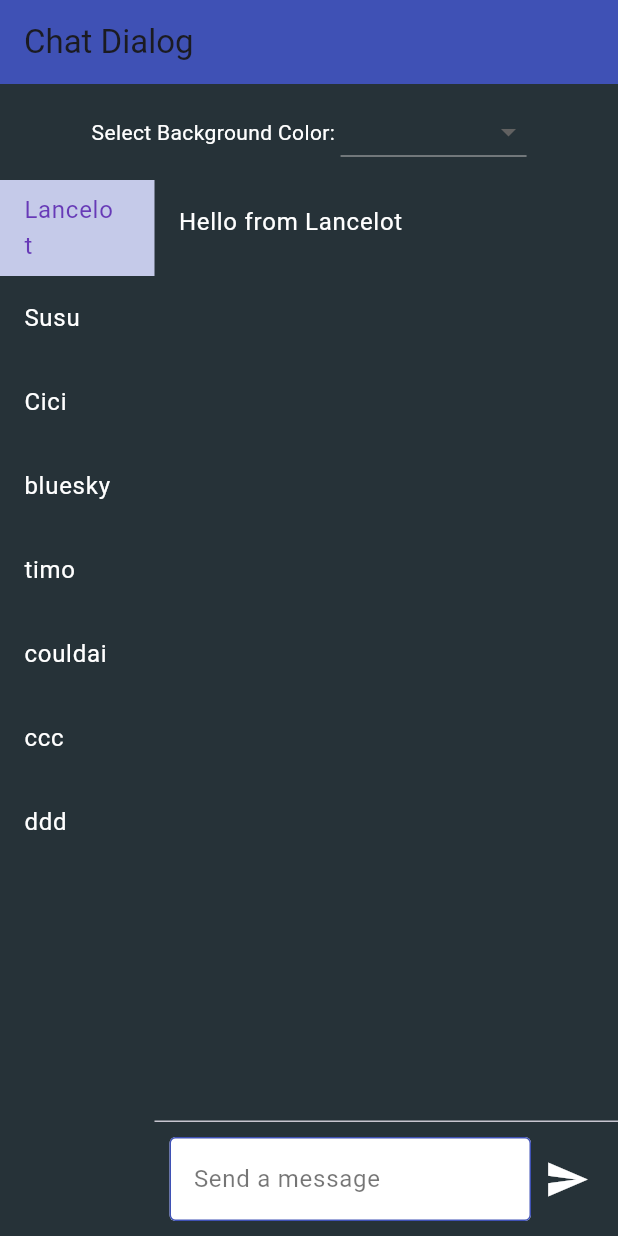
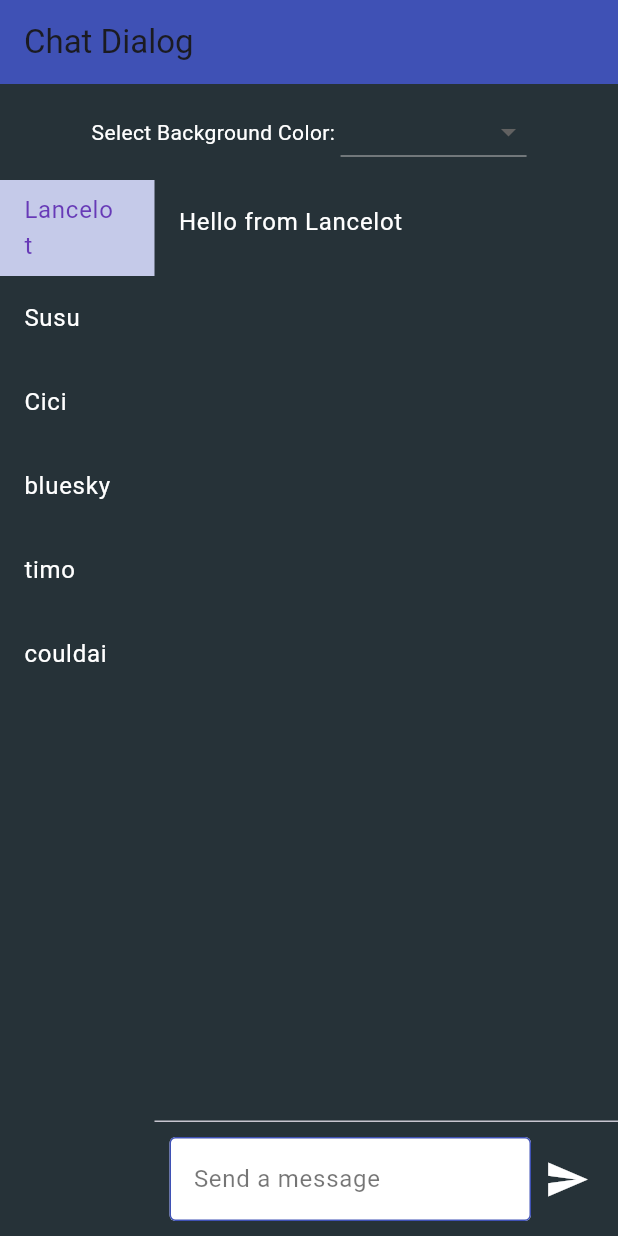
Before and after one commit to could-ai/0197d443-0150-7ce1-b2ca-99f3455ad382, a Flutter app: the screen it shows after launch, on a phone screen of 412 x 824 dp. Run offline on Flutter 3.47's test engine with Material 3 defaults, Android fonts, the phone set to English and light mode, and no system bars.

Commit message:
AI Assistant: Update lib/main.dart

```diff
--- a/usr/lib/main.dart
+++ b/usr/lib/main.dart
@@ -36,8 +36,6 @@ class _ChatScreenState extends State<ChatScreen> {
     'bluesky': ['Hello from Bluesky'],
     'timo': ['Hello from Timo'],
     'couldai': ['Hello from couldai'],
-    'ccc': ['Hello from ccc'],
-    'ddd': ['Hello from ddd'],
   };
 
   String _selectedContact = 'Lancelot';
```
